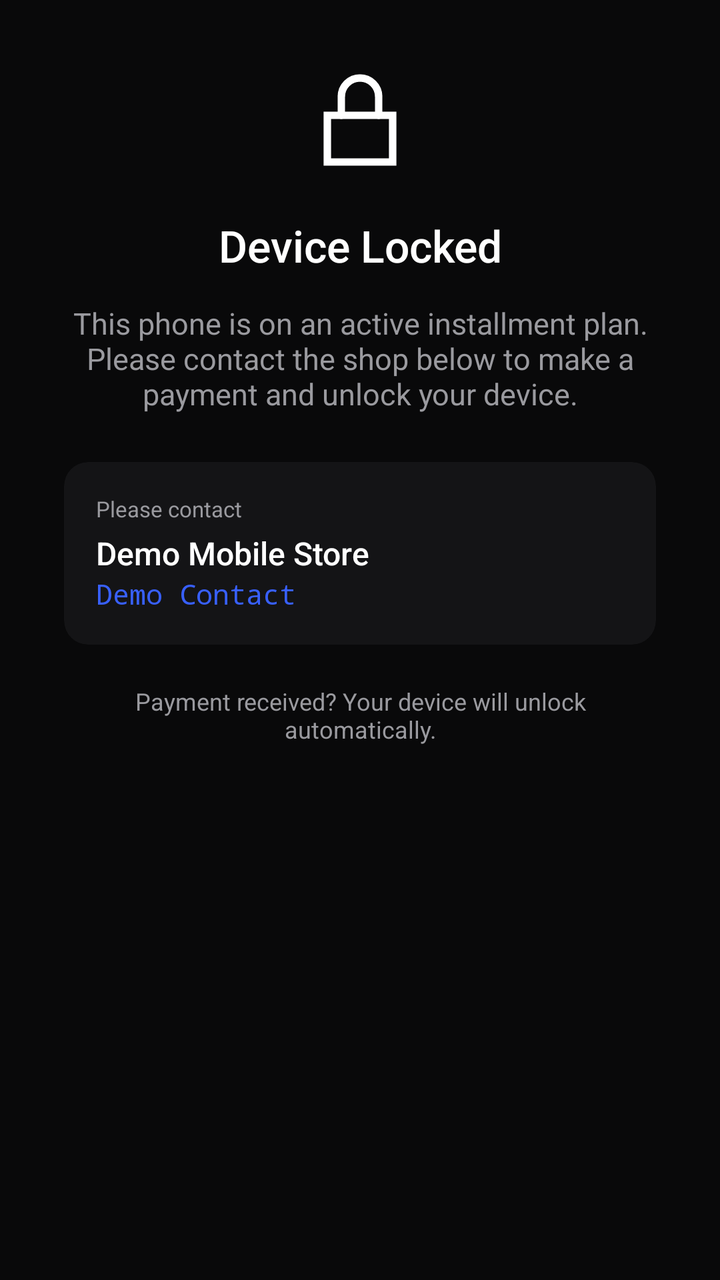
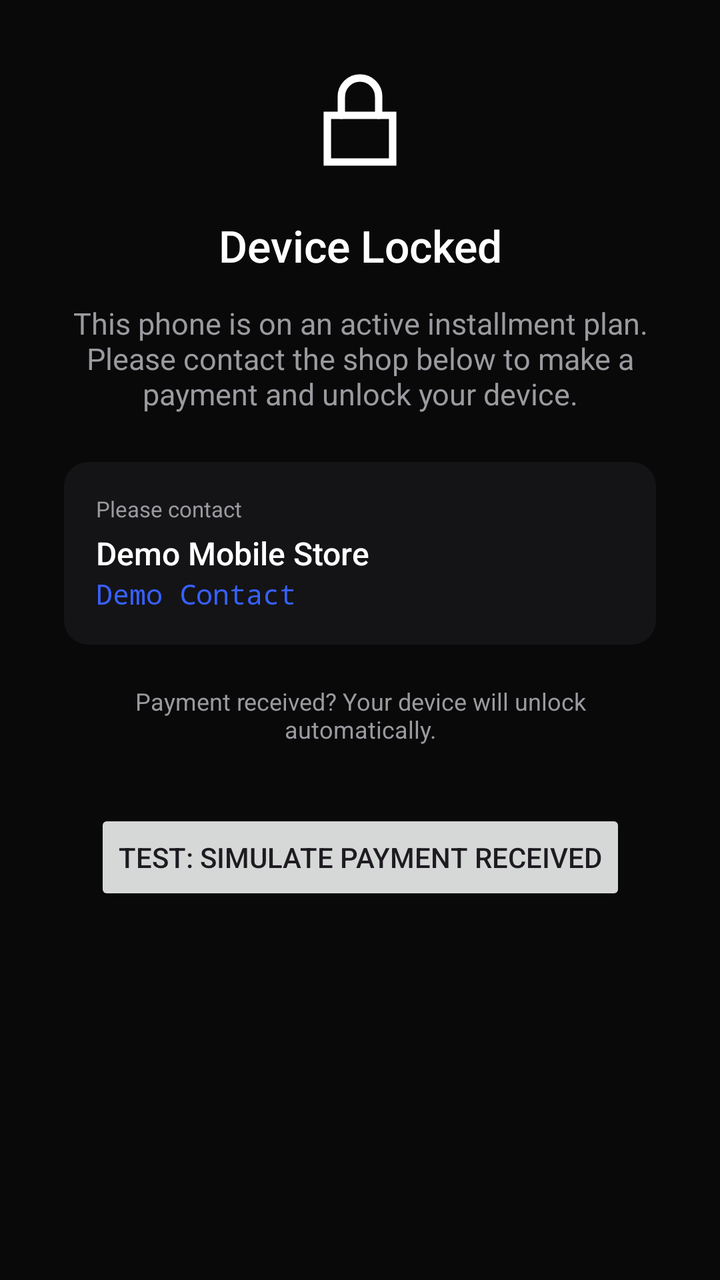

Compare the two renders of this Android layout. The source of the first and the diff that turns it into the second are given below.
<!-- AndroidManifest.xml: activity theme Theme.LockPilot.LockScreen -->
<!-- res/layout/activity_lock_screen.xml -->
<?xml version="1.0" encoding="utf-8"?>
<androidx.constraintlayout.widget.ConstraintLayout
    xmlns:android="http://schemas.android.com/apk/res/android"
    xmlns:app="http://schemas.android.com/apk/res-auto"
    android:layout_width="match_parent"
    android:layout_height="match_parent"
    android:background="@color/ink_deep"
    android:padding="32dp">

    <ImageView
        android:id="@+id/lockIcon"
        android:layout_width="56dp"
        android:layout_height="56dp"
        android:contentDescription="@null"
        android:src="@drawable/ic_lock"
        app:layout_constraintBottom_toTopOf="@id/lockTitle"
        app:layout_constraintEnd_toEndOf="parent"
        app:layout_constraintStart_toStartOf="parent"
        app:layout_constraintTop_toTopOf="parent"
        app:layout_constraintVertical_chainStyle="packed" />

    <TextView
        android:id="@+id/lockTitle"
        android:layout_width="wrap_content"
        android:layout_height="wrap_content"
        android:layout_marginTop="20dp"
        android:fontFamily="sans-serif-medium"
        android:text="@string/lock_title"
        android:textColor="@color/white"
        android:textSize="22sp"
        app:layout_constraintEnd_toEndOf="parent"
        app:layout_constraintStart_toStartOf="parent"
        app:layout_constraintTop_toBottomOf="@id/lockIcon" />

    <TextView
        android:id="@+id/lockBody"
        android:layout_width="0dp"
        android:layout_height="wrap_content"
        android:layout_marginTop="14dp"
        android:gravity="center"
        android:text="@string/lock_body"
        android:textColor="@color/slate"
        android:textSize="15sp"
        app:layout_constraintEnd_toEndOf="parent"
        app:layout_constraintStart_toStartOf="parent"
        app:layout_constraintTop_toBottomOf="@id/lockTitle"
        app:layout_constraintWidth_max="320dp" />

    <androidx.cardview.widget.CardView
        android:id="@+id/contactCard"
        android:layout_width="0dp"
        android:layout_height="wrap_content"
        android:layout_marginTop="24dp"
        app:cardBackgroundColor="#141416"
        app:cardCornerRadius="12dp"
        app:cardElevation="0dp"
        app:layout_constraintEnd_toEndOf="@id/lockBody"
        app:layout_constraintStart_toStartOf="@id/lockBody"
        app:layout_constraintTop_toBottomOf="@id/lockBody">

        <LinearLayout
            android:layout_width="match_parent"
            android:layout_height="wrap_content"
            android:orientation="vertical"
            android:padding="16dp">

            <TextView
                android:id="@+id/contactLabel"
                android:layout_width="wrap_content"
                android:layout_height="wrap_content"
                android:text="@string/lock_contact_label"
                android:textColor="@color/slate"
                android:textSize="11sp" />

            <TextView
                android:id="@+id/shopNameText"
                android:layout_width="wrap_content"
                android:layout_height="wrap_content"
                android:layout_marginTop="4dp"
                android:fontFamily="sans-serif-medium"
                android:text="Demo Mobile Store"
                android:textColor="@color/white"
                android:textSize="16sp" />

            <TextView
                android:id="@+id/shopContactText"
                android:layout_width="wrap_content"
                android:layout_height="wrap_content"
                android:fontFamily="monospace"
                android:text="Demo Contact"
                android:textColor="@color/accent"
                android:textSize="14sp" />
        </LinearLayout>
    </androidx.cardview.widget.CardView>

    <TextView
        android:id="@+id/lockFooter"
        android:layout_width="0dp"
        android:layout_height="wrap_content"
        android:layout_marginTop="20dp"
        android:gravity="center"
        android:text="@string/lock_footer"
        android:textColor="@color/slate"
        android:textSize="12sp"
        app:layout_constraintEnd_toEndOf="@id/lockBody"
        app:layout_constraintStart_toStartOf="@id/lockBody"
        app:layout_constraintTop_toBottomOf="@id/contactCard" />

</androidx.constraintlayout.widget.ConstraintLayout>
<!-- resources referenced by this layout -->
<resources>
  <color name="accent">#3860FF</color>
  <color name="ink_deep">#09090A</color>
  <color name="slate">#9A9A9F</color>
  <color name="white">#FFFFFF</color>
  <!-- drawable ic_lock (drawable) -->
  <vector xmlns:android="http://schemas.android.com/apk/res/android"
      android:width="24dp"
      android:height="24dp"
      android:viewportWidth="24"
      android:viewportHeight="24">
      <path
          android:pathData="M5,11h14v10H5z"
          android:strokeColor="#FFFFFF"
          android:strokeWidth="1.6"
          android:fillColor="#00000000" />
      <path
          android:pathData="M8,11V7a4,4 0,0 1,8 0v4"
          android:strokeColor="#FFFFFF"
          android:strokeWidth="1.6"
          android:strokeLineCap="round"
          android:fillColor="#00000000" />
  </vector>
  <string name="lock_body">This phone is on an active installment plan. Please contact the shop below to make a payment and unlock your device.</string>
  <string name="lock_contact_label">Please contact</string>
  <string name="lock_footer">Payment received? Your device will unlock automatically.</string>
  <string name="lock_title">Device Locked</string>
  <style name="Theme.LockPilot.LockScreen" parent="Theme.LockPilot">
          <item name="android:windowBackground">@color/ink_deep</item>
          <item name="android:statusBarColor" tools:targetApi="l">@color/ink_deep</item>
          <item name="android:windowNoTitle">true</item>
      </style>
  <style name="Theme.LockPilot" parent="Theme.Material3.DayNight.NoActionBar">
          <item name="colorPrimary">@color/accent</item>
          <item name="colorOnPrimary">@color/white</item>
          <item name="android:statusBarColor" tools:targetApi="l">@color/paper</item>
      </style>
  <color name="paper">#FAFAF9</color>
</resources>

<!-- the commit's change to res/layout/activity_lock_screen.xml (unified diff, before → after) -->
@@ -106,4 +106,15 @@
         app:layout_constraintStart_toStartOf="@id/lockBody"
         app:layout_constraintTop_toBottomOf="@id/contactCard" />
 
+    
+    <Button
+        android:id="@+id/testUnlockButton"
+        android:layout_width="wrap_content"
+        android:layout_height="wrap_content"
+        android:layout_marginTop="32dp"
+        android:text="Test: Simulate Payment Received"
+        app:layout_constraintEnd_toEndOf="parent"
+        app:layout_constraintStart_toStartOf="parent"
+        app:layout_constraintTop_toBottomOf="@id/lockFooter" />
+
 </androidx.constraintlayout.widget.ConstraintLayout>
